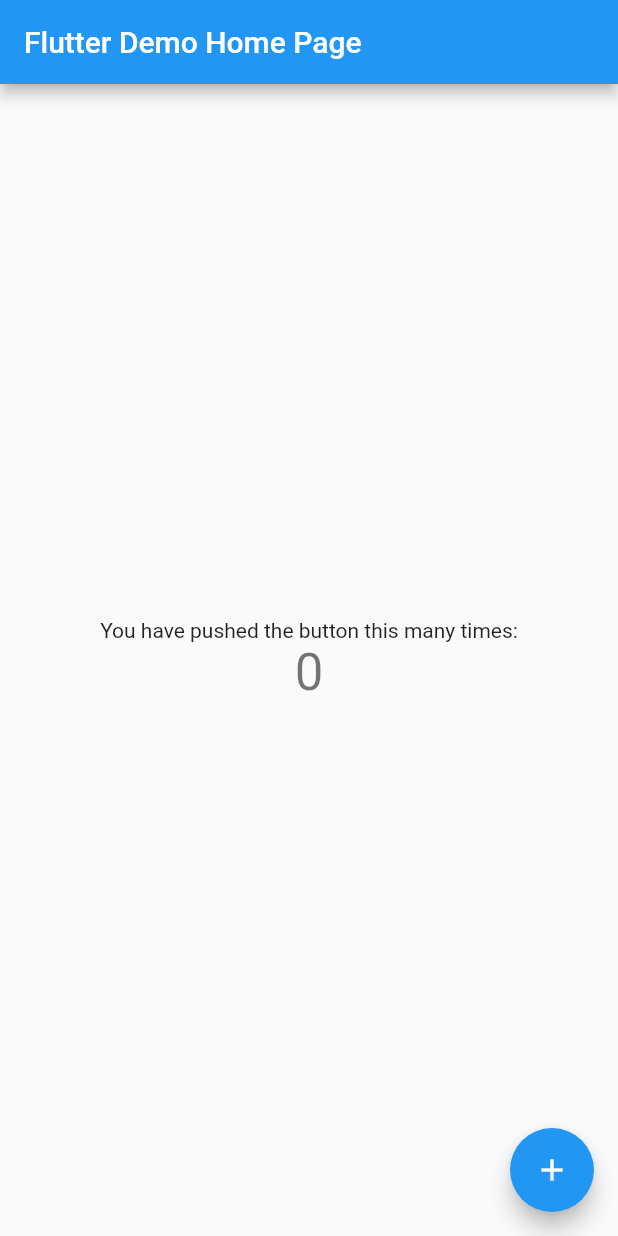
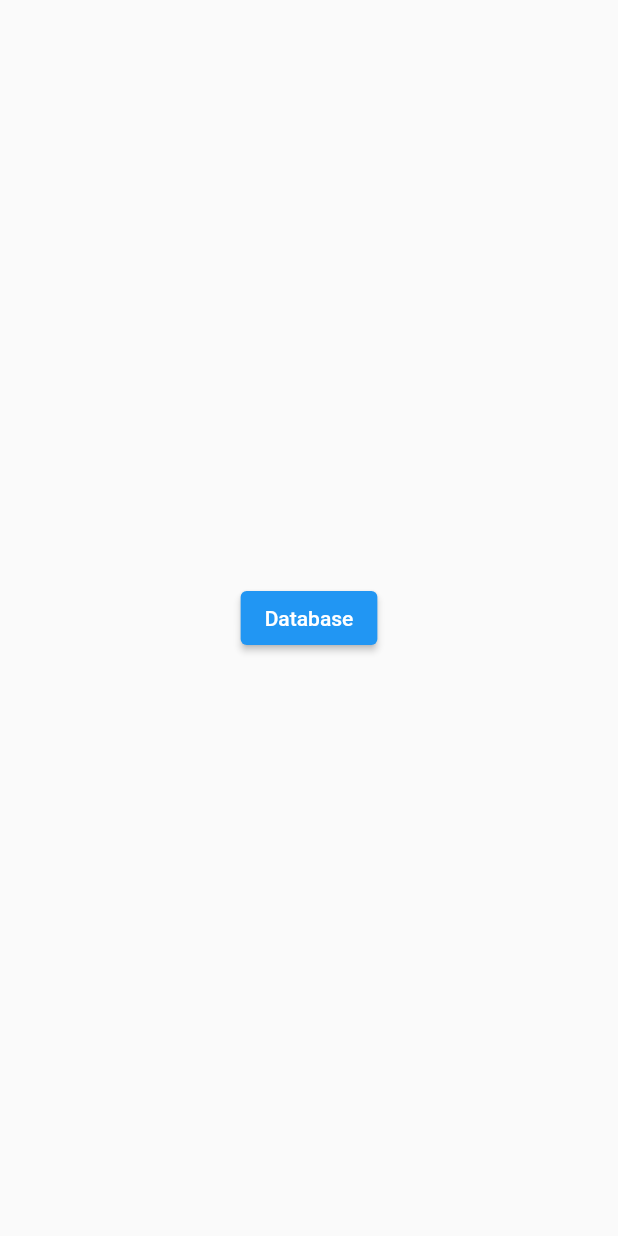
Before and after one commit to valegrei/codigo6_books, a Flutter app: the screen it shows after launch, on a phone screen of 412 x 824 dp. Run offline on Flutter 3.47's test engine with Material 2 defaults, Android fonts, the phone set to English and light mode, and no system bars; our stand-ins replace sqflite; accounts and stored records are empty.

Commit message:
avance bd

```diff
--- /dev/null
+++ b/lib/db/db_admin.dart
@@ -0,0 +1,43 @@
+import 'dart:io';
+
+import 'package:path/path.dart';
+import 'package:path_provider/path_provider.dart';
+import 'package:sqflite/sqflite.dart';
+
+class DBAdmin {
+  Database? myDatabase;
+
+  Future<Database?> checkDatabase() async {
+    if (myDatabase == null) {
+      myDatabase = await initDatabase();
+    }
+    return myDatabase;
+  }
+
+  //Crear la base de datos
+  Future<Database> initDatabase() async {
+    print("Iniciando la Base de Datos");
+    Directory directory = await getApplicationDocumentsDirectory();
+    //print(directory);
+    String pathDatabase = join(directory.path, "DBBooks.db");
+    //print(pathDatabase);
+    Future<Database> db = openDatabase(pathDatabase, version: 1,
+        onCreate: (Database db, int version) {
+      db.execute(
+          "CREATE TABLE BOOK(id INTEGER PRIMARY KEY AUTOINCREMENT, title TEXT, author TEXT, description TEXT, image TEXT)");
+    });
+    print("Fin!!");
+    return db;
+  }
+
+  //Consultas
+
+  //Inserciones
+  insertBook() async {
+    Database? db = await checkDatabase();
+    db!.rawInsert(
+        "INSERT INTO BOOK(title, author, description, image) VALUES ('Agua', 'José Marpia Arguedas', 'Lorem ipsum...', 'https/www.google.com')");
+  }
+
+//Actualizaciones
+}
--- a/lib/main.dart
+++ b/lib/main.dart
@@ -1,3 +1,4 @@
+import 'package:codigo6_books/pages/home_page.dart';
 import 'package:flutter/material.dart';
 
 void main() {
@@ -24,92 +25,7 @@ class MyApp extends StatelessWidget {
         // is not restarted.
         primarySwatch: Colors.blue,
       ),
-      home: const MyHomePage(title: 'Flutter Demo Home Page'),
+      home: const HomePage(),
     );
   }
 }
-
-class MyHomePage extends StatefulWidget {
-  const MyHomePage({super.key, required this.title});
-
-  // This widget is the home page of your application. It is stateful, meaning
-  // that it has a State object (defined below) that contains fields that affect
-  // how it looks.
-
-  // This class is the configuration for the state. It holds the values (in this
-  // case the title) provided by the parent (in this case the App widget) and
-  // used by the build method of the State. Fields in a Widget subclass are
-  // always marked "final".
-
-  final String title;
-
-  @override
-  State<MyHomePage> createState() => _MyHomePageState();
-}
-
-class _MyHomePageState extends State<MyHomePage> {
-  int _counter = 0;
-
-  void _incrementCounter() {
-    setState(() {
-      // This call to setState tells the Flutter framework that something has
-      // changed in this State, which causes it to rerun the build method below
-      // so that the display can reflect the updated values. If we changed
-      // _counter without calling setState(), then the build method would not be
-      // called again, and so nothing would appear to happen.
-      _counter++;
-    });
-  }
-
-  @override
-  Widget build(BuildContext context) {
-    // This method is rerun every time setState is called, for instance as done
-    // by the _incrementCounter method above.
-    //
-    // The Flutter framework has been optimized to make rerunning build methods
-    // fast, so that you can just rebuild anything that needs updating rather
-    // than having to individually change instances of widgets.
-    return Scaffold(
-      appBar: AppBar(
-        // Here we take the value from the MyHomePage object that was created by
-        // the App.build method, and use it to set our appbar title.
-        title: Text(widget.title),
-      ),
-      body: Center(
-        // Center is a layout widget. It takes a single child and positions it
-        // in the middle of the parent.
-        child: Column(
-          // Column is also a layout widget. It takes a list of children and
-          // arranges them vertically. By default, it sizes itself to fit its
-          // children horizontally, and tries to be as tall as its parent.
-          //
-          // Invoke "debug painting" (press "p" in the console, choose the
-          // "Toggle Debug Paint" action from the Flutter Inspector in Android
-          // Studio, or the "Toggle Debug Paint" command in Visual Studio Code)
-          // to see the wireframe for each widget.
-          //
-          // Column has various properties to control how it sizes itself and
-          // how it positions its children. Here we use mainAxisAlignment to
-          // center the children vertically; the main axis here is the vertical
-          // axis because Columns are vertical (the cross axis would be
-          // horizontal).
-          mainAxisAlignment: MainAxisAlignment.center,
-          children: <Widget>[
-            const Text(
-              'You have pushed the button this many times:',
-            ),
-            Text(
-              '$_counter',
-              style: Theme.of(context).textTheme.headlineMedium,
-            ),
-          ],
-        ),
-      ),
-      floatingActionButton: FloatingActionButton(
-        onPressed: _incrementCounter,
-        tooltip: 'Increment',
-        child: const Icon(Icons.add),
-      ), // This trailing comma makes auto-formatting nicer for build methods.
-    );
-  }
-}
--- /dev/null
+++ b/lib/pages/home_page.dart
@@ -0,0 +1,27 @@
+
+
+import 'package:codigo6_books/db/db_admin.dart';
+import 'package:flutter/material.dart';
+
+class HomePage extends StatelessWidget{
+  const HomePage({super.key});
+
+  @override
+  Widget build(BuildContext context) {
+    return Scaffold(
+      body: Center(
+        child: Column(
+          mainAxisAlignment: MainAxisAlignment.center,
+          children: [
+            ElevatedButton(onPressed: (){
+              DBAdmin admin = DBAdmin();
+              admin.insertBook();
+            }, child: Text(
+              "Database",
+            )),
+          ],
+        ),
+      ),
+    );
+  }
+}
--- a/pubspec.yaml
+++ b/pubspec.yaml
@@ -35,6 +35,9 @@ dependencies:
   # The following adds the Cupertino Icons font to your application.
   # Use with the CupertinoIcons class for iOS style icons.
   cupertino_icons: ^1.0.2
+  sqflite: ^2.2.6
+  path_provider: ^2.0.14
+  path: ^1.8.2
 
 dev_dependencies:
   flutter_test:
```
Also changed, not shown: pubspec.lock.
